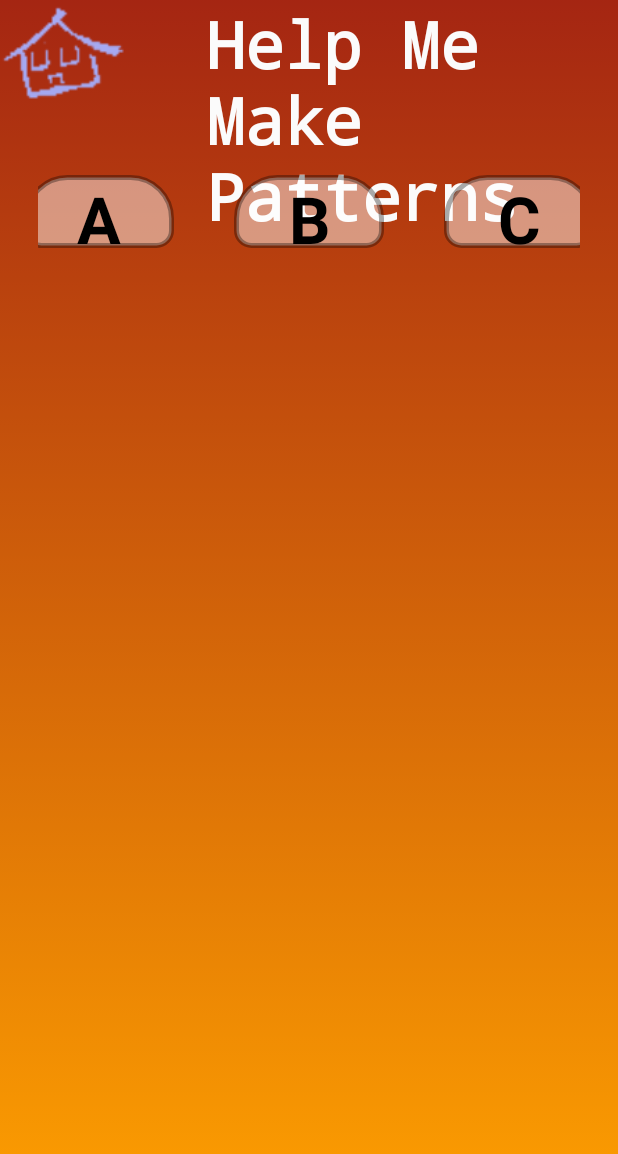
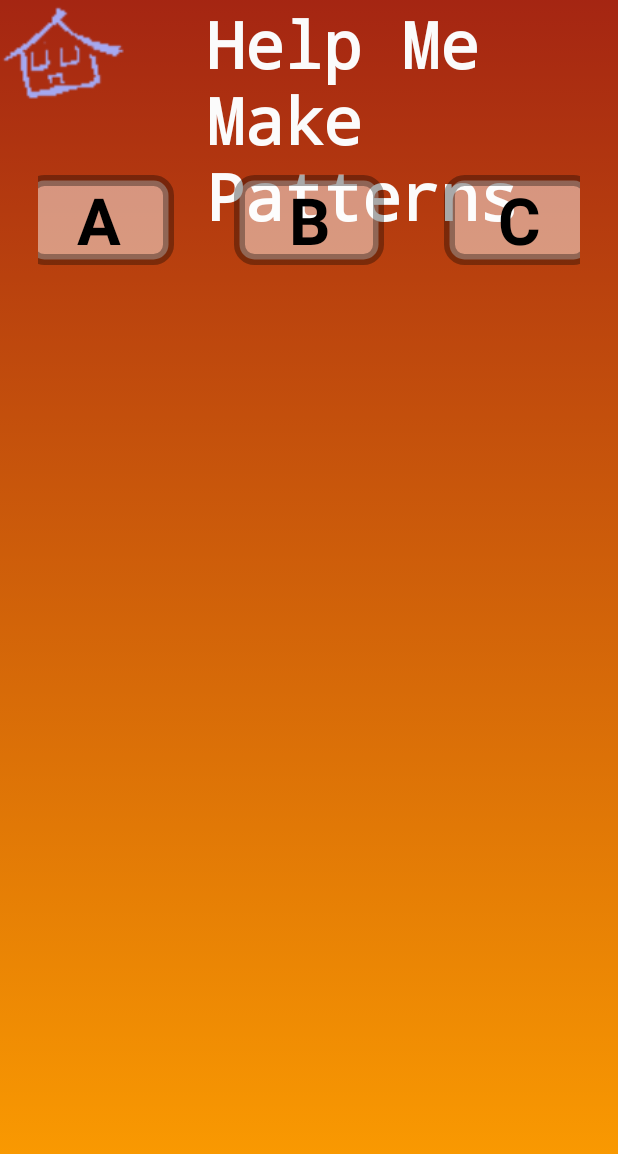
Before and after one commit to baash05/littbitofeverything, an Android app: the layout activity_patterns.xml on its own in the app's theme, with its tools: preview values and no code run, on a phone screen of 412 x 824 dp. Shown: the top 1154 px of the screen. Run offline under Robolectric (Android 15) with nearby library versions, the phone set to English and light mode, and no system bars.

Commit message:
adjusted the layout a bit, to make things crisper

```diff
--- a/app/src/main/java/com/oh5/baash/littlebitofeverything/Patterns.java
+++ b/app/src/main/java/com/oh5/baash/littlebitofeverything/Patterns.java
@@ -181,7 +181,7 @@ public class Patterns extends BaseActivity {
         if(text != null)
           text_fld.setText(text);
         else{
-          text_fld.setText(" ?  ");
+          text_fld.setText(" ? ");
           text_fld.setTextColor(0xFF000000);
           box.setBackgroundColor(0x35FFFFFF);
         }
@@ -211,7 +211,7 @@ public class Patterns extends BaseActivity {
         TextView title = (TextView)findViewById(R.id.title_bar);
         title.setText("Add the numbers");
         clear_pattern_buttons();
-        AdditionPattern pattern = new AdditionPattern(addition_pattern_run_count < 20 ? 10: 20);
+        AdditionPattern pattern = new AdditionPattern(addition_pattern_run_count < 20 ? 10: addition_pattern_run_count);
         fill_in_puzzle(pattern);
     }
 
--- a/app/src/main/res/drawable/rounded_button.xml
+++ b/app/src/main/res/drawable/rounded_button.xml
@@ -6,13 +6,13 @@
         android:bottomLeftRadius="10dp"
         android:bottomRightRadius="10dp"
         android:radius="10.1dp"
-        android:topLeftRadius="27dp"
-        android:topRightRadius="27dp" />
+        android:topLeftRadius="10dp"
+        android:topRightRadius="10dp" />
 
     <solid android:color="#77FFFFFF" />
 
     <stroke
-        android:width="3dp"
+        android:width="7dp"
         android:color="#55000000" />
 
 </shape>
--- a/app/src/main/res/layout/activity_patterns.xml
+++ b/app/src/main/res/layout/activity_patterns.xml
@@ -44,7 +44,7 @@
 
             android:orientation="horizontal"
             android:layout_width="fill_parent"
-            android:layout_height="55dp"
+            android:layout_height="wrap_content"
             android:layout_alignParentRight="true"
             android:layout_alignParentEnd="true"
             android:gravity="top|center_horizontal"
@@ -59,7 +59,7 @@
                 android:textSize="43sp"
                 android:textStyle="bold"
                 android:layout_width="100dp"
-                android:layout_height="fill_parent"
+                android:layout_height="60dp"
                 android:text="A"
                 android:id="@+id/choice1"
                 android:background="@drawable/rounded_button"
```
